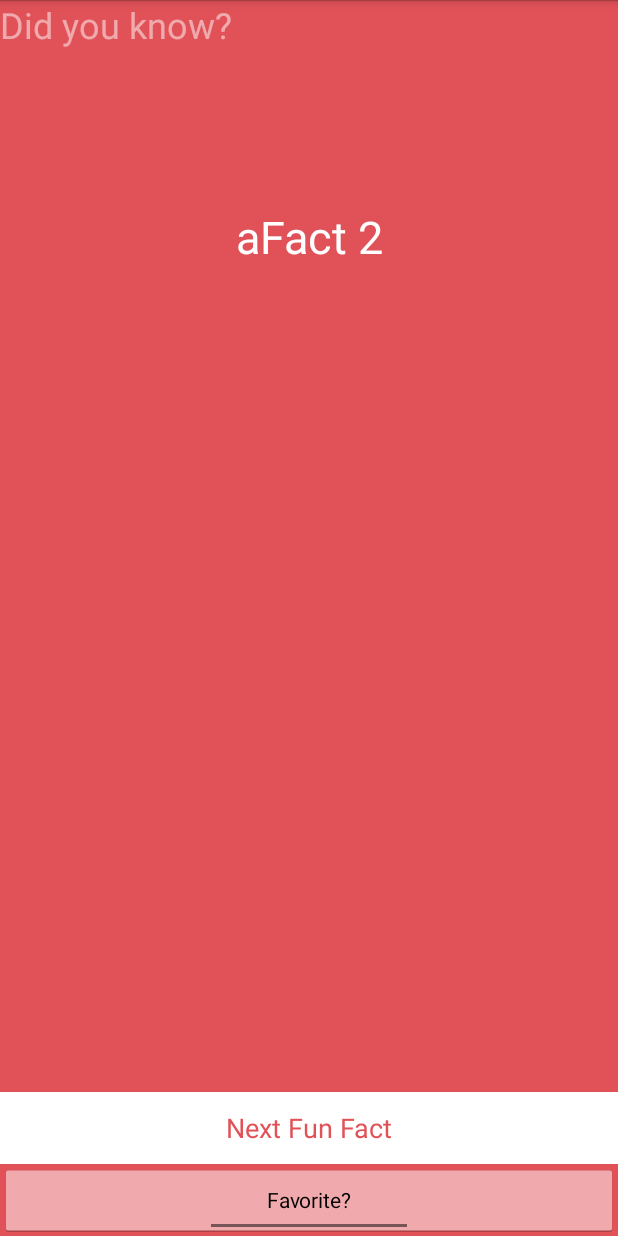
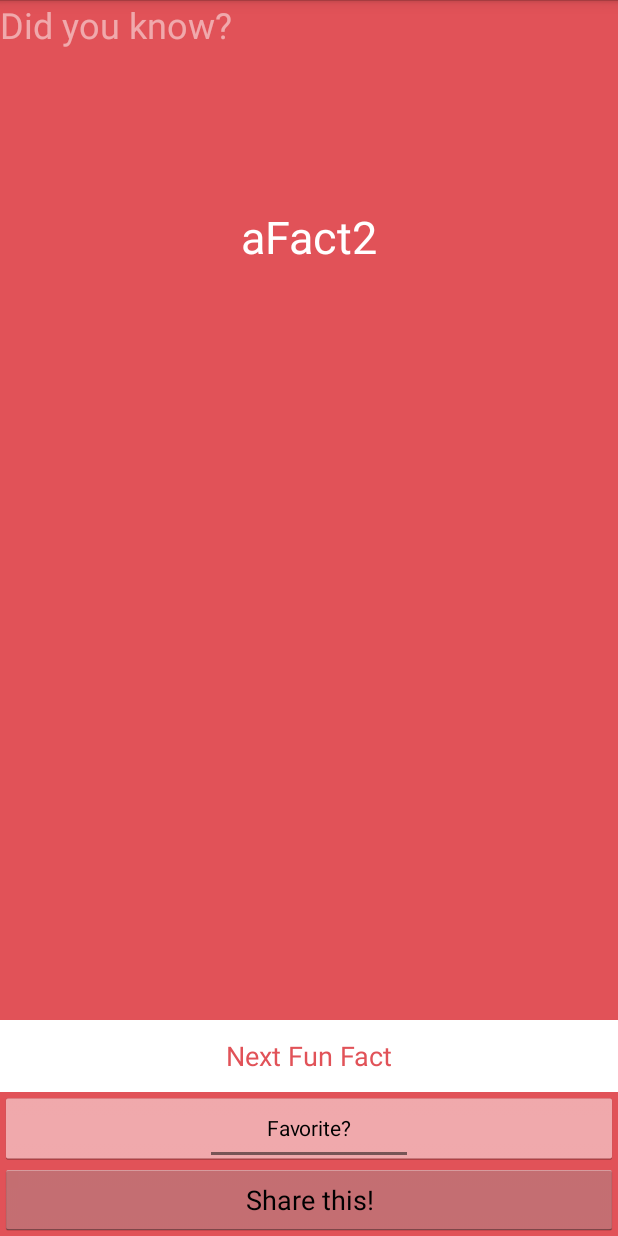
Before and after one commit to mikeanywhere/FunFactsTemplate, an Android app: the screen it shows after launch (FunFactsActivity), after a tap on "Next Fun Fact", on a phone screen of 412 x 824 dp. Run offline under Robolectric (Android 15) with nearby library versions, the phone set to English and light mode, and no system bars; libraries missing offline, so code that uses them is left out: com.ironsource.mobilcore; 2 statements that could not run were skipped.

Commit message:
Almost all working now! Some things to add

```diff
--- a/app/src/main/java/com/mike/funfactsTemplateRebuild/FactBook.java
+++ b/app/src/main/java/com/mike/funfactsTemplateRebuild/FactBook.java
@@ -3,6 +3,8 @@ package com.mike.funfactsTemplateRebuild;
 import android.app.Activity;
 import android.content.Context;
 import android.content.SharedPreferences;
+import android.content.res.Resources;
+
 import java.util.ArrayList;
 import java.util.Arrays;
 import java.util.List;
@@ -11,13 +13,14 @@ import java.util.Random;
 public class FactBook extends Activity {
 
     protected final static String FACT_KEY = "Facts";
-    protected final static String DEF_VAL = "something appears to have gone wrong";
+    protected final static String DEF_VAL = "You don't have any favorites yet!";
     protected final static String DELIMITER = ";;DELIMITER;;";
     protected final static String FAVORITE_KEY = "Favorites";
     protected final static String PREFS_NAME = "MyPreferencesFile";
+    protected static int factNumber = 0;
 
     protected static List<String> favorites = new ArrayList<String>();
-    protected static List<String> facts = new ArrayList<String>(Arrays.asList("aFact1", "aFact 2", "aFact 3"));
+    protected static List<String> facts = new ArrayList<String>(Arrays.asList("aFact1", "aFact2", "aFact3"));
 
     protected static String getRandomFact(Context context, boolean getFromBase){
         if(!getFromBase){
@@ -26,6 +29,14 @@ public class FactBook extends Activity {
             String[] listStringArray = listString.split(DELIMITER);
             facts = Arrays.asList(listStringArray);
             String fact = "";
+            //TODO get this working in conjunction with the initial shake-up on FunFactsActivity. Somewhere down the line,
+            //TODO the preference file is being deleted.
+//            String fact = facts.get(factNumber);
+//            if(factNumber <= facts.size()){
+//                factNumber++;
+//            }else{
+//                factNumber = 0;
+//            }
             Random randomGenerator = new Random();
             int randomNumber = randomGenerator.nextInt(facts.size());
             fact = facts.get(randomNumber);
--- a/app/src/main/java/com/mike/funfactsTemplateRebuild/FunFactsActivity.java
+++ b/app/src/main/java/com/mike/funfactsTemplateRebuild/FunFactsActivity.java
@@ -12,7 +12,6 @@ import android.widget.Button;
 import android.widget.RelativeLayout;
 import android.widget.TextView;
 import android.widget.ToggleButton;
-
 import com.ironsource.mobilcore.CallbackResponse;
 import com.ironsource.mobilcore.MobileCore;
 
@@ -24,15 +23,23 @@ public class FunFactsActivity extends Activity {
     protected RelativeLayout mRelativeLayout;
     protected int mTapCount;
     protected ToggleButton mFavoritesToggleButton;
-    protected FileTools mFileTools;
     protected static boolean getFactsFromBase;
     protected final String FACT_KEY = "Facts";
-    protected final static String DEF_VAL = "something appears to have gone wrong";
+    protected final static String DEF_VAL = "You don't have any favorites yet!";
     protected final static String DELIMITER = ";;DELIMITER;;";
     protected final static String FAVORITE_KEY = "Favorites";
     protected final static String PREFS_NAME = "MyPreferencesFile";
+    protected Button mShareButton;
 
-
+    //TODO Implement a way to manipulate favorites (ie remove/share/etc).
+    //TODO Reference baseFacts from Values file. (possible and done using Resources, however can't be done via static. Can we use instance? (test)
+    //TODO Stop repeating randoms (See below).
+    //TODO Ensure all context menus appear and display right.
+    //TODO Make submitted facts appear in Favorites.
+    //TODO For now, make the app portrait only.
+    //TODO Use isInterstitialReady to ensure the exitAd is compliant.
+    //TODO Get colorWheel.java setting entire background images(or layouts, perhaps?) as well as colours, and set a way to choose depending on app.
+    //TODO Add 'native ads' to the Favorite Facts Activity & XML.
 
     @Override
     protected void onCreate(Bundle savedInstanceState) {
@@ -44,24 +51,33 @@ public class FunFactsActivity extends Activity {
 
         mRelativeLayout = (RelativeLayout) findViewById(com.mike.funfactsTemplateRebuild.R.id.rLay);
         mFavoritesToggleButton = (ToggleButton) findViewById(com.mike.funfactsTemplateRebuild.R.id.toggleButton);
+        mShareButton = (Button) findViewById(R.id.shareButton);
         mTapCount = 0;
-        mFileTools = new FileTools();
 
-        //Toggle favorites
-        mFavoritesToggleButton.setOnClickListener(new View.OnClickListener() {
-            @Override
-            public void onClick(View view) {
-                String fFact = FACT_LABEL.getText().toString();
-                FactBook.addFactToFavorites(FunFactsActivity.this, fFact);
-            }
-        });
+        //TODO get this working! The idea is to shake the array up once at the beginning and then loop through with i++'s.
+        //TODO the 'Collections.Shuffle' bit below takes care of the initial shake.
+        //Initial setup. This randomizes the facts once.
+//        if (!getFactsFromBase) {
+//            SharedPreferences sharedPreferences = getSharedPreferences(PREFS_NAME,MODE_PRIVATE);
+//            String listString = sharedPreferences.getString(FACT_KEY,DEF_VAL);
+//            String[] listStringArray = listString.split(DELIMITER);
+//            List<String> list = Arrays.asList(listStringArray);
+//            Collections.shuffle(list);
+//            StringBuilder stringBuilder = new StringBuilder();
+//            for (int i = 0; i < list.size(); i++){
+//                stringBuilder.append(list.get(i)).append(DELIMITER);
+//            }
+//            String finalString = stringBuilder.toString();
+//            SharedPreferences.Editor editor = sharedPreferences.edit();
+//            editor.remove(FACT_KEY).putString(FACT_KEY,finalString).apply();
+//        }
 
         //Display new fact
         SHOW_FACT_BUTTON.setOnClickListener(new View.OnClickListener() {
             @Override
             public void onClick(View view) {
                 if (mTapCount % 10 == 0 && mTapCount != 0) {
-                    MobileCore.showInterstitial(FunFactsActivity.this, null);
+                    MobileCore.showInterstitial(FunFactsActivity.this, MobileCore.AD_UNIT_SHOW_TRIGGER.BUTTON_CLICK, null);
                     mTapCount++;
                 } else {
                     int color = mColorWheel.getColor();
@@ -76,6 +92,27 @@ public class FunFactsActivity extends Activity {
                 }
             }
         });
+
+        //Toggle favorites
+        mFavoritesToggleButton.setOnClickListener(new View.OnClickListener() {
+            @Override
+            public void onClick(View view) {
+                String fFact = FACT_LABEL.getText().toString();
+                FactBook.addFactToFavorites(FunFactsActivity.this, fFact);
+            }
+        });
+
+        //Share current fact
+        mShareButton.setOnClickListener(new View.OnClickListener() {
+            @Override
+            public void onClick(View view) {
+                String fact = FACT_LABEL.getText().toString();
+                Intent intent = new Intent(Intent.ACTION_SEND);
+                intent.setType("text/plain");
+                intent.putExtra(android.content.Intent.EXTRA_TEXT, fact);
+                startActivity(intent);
+            }
+        });
     }
 
     @Override
@@ -85,6 +122,7 @@ public class FunFactsActivity extends Activity {
         return true;
 
     }
+
     @Override
     public boolean onOptionsItemSelected(MenuItem item) {
 
@@ -103,29 +141,27 @@ public class FunFactsActivity extends Activity {
             return true;
         }else if (id == com.mike.funfactsTemplateRebuild.R.id.action_favorite) {
             Intent intent = new Intent(FunFactsActivity.this, FavoriteFacts.class);
-            SharedPreferences sharedPreferences = getSharedPreferences(PREFS_NAME,MODE_PRIVATE);
-            String facts = sharedPreferences.getString(FAVORITE_KEY,DEF_VAL);
-            String[] factsArray = facts.split(DELIMITER);
-            intent.putExtra("facts",factsArray);
             startActivity(intent);
             return true;
         }
         return super.onOptionsItemSelected(item);
     }
+
     @Override
     protected void onStart(){
         super.onStart();
         SharedPreferences sharedPreferences = getSharedPreferences(PREFS_NAME,MODE_PRIVATE);
-        String facts = sharedPreferences.getString(FACT_KEY,"null");
-            if (facts.contains("null")){
+        String facts = sharedPreferences.getString(FACT_KEY,DEF_VAL);
+            if (facts.contains(DEF_VAL)){
                 getFactsFromBase = true;
             }else{
                 getFactsFromBase = false;
             }
     }
+
     @Override
     public void onBackPressed() {
-        MobileCore.showInterstitial(this, new CallbackResponse() {
+        MobileCore.showInterstitial(this, MobileCore.AD_UNIT_SHOW_TRIGGER.APP_EXIT, new CallbackResponse() {
 
             @Override
             public void onConfirmation(TYPE type) {
--- a/app/src/main/res/layout/activity_fun_facts.xml
+++ b/app/src/main/res/layout/activity_fun_facts.xml
@@ -44,9 +44,16 @@
         android:id="@+id/toggleButton"
         android:textOff="@string/toggle_favorite_button_off_hint"
         android:textOn="@string/toggle_favorite_button_on_hint"
+        android:layout_above="@+id/shareButton"
+        android:layout_alignParentLeft="true"
+        android:layout_alignParentStart="true" />
+
+    <Button
+        android:layout_width="match_parent"
+        android:layout_height="wrap_content"
+        android:text="Share this!"
+        android:id="@+id/shareButton"
         android:layout_alignParentBottom="true"
-        android:layout_alignParentLeft="true"
-        android:layout_alignParentStart="true"
-        />
+        android:layout_centerHorizontal="true" />
 
 </RelativeLayout>
--- a/app/src/main/res/values/strings.xml
+++ b/app/src/main/res/values/strings.xml
@@ -37,7 +37,7 @@
     <string name="title_activity_favorite_facts">Favorite Facts</string>
     <string name="preference_file_key">preference_file_key</string>
 
-    <array name="list_base_facts">
+    <array name="list_base_facts_from_resource_file">
         <item>vFact1</item>
         <item>vFact2</item>
         <item>vFact3</item>
```
Also changed, not shown: app/src/main/java/com/mike/funfactsTemplateRebuild/FileTools.java (deleted, +0 -62 lines), app/src/main/java/com/mike/funfactsTemplateRebuild/SubmitFact.java (+5 -8 lines).
